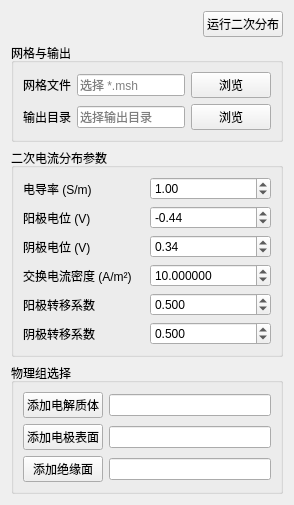
asd977/base_cae, file plugins/Base_PhysicalField/SecondaryCurrentDistributionWidget.ui: the form before one commit.
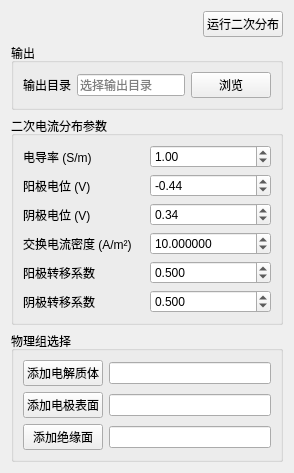
The form after the commit.

Commit message: Streamline current distribution setup without mesh input

The edit to the form file:
```diff
--- a/plugins/Base_PhysicalField/SecondaryCurrentDistributionWidget.ui
+++ b/plugins/Base_PhysicalField/SecondaryCurrentDistributionWidget.ui
@@ -33,45 +33,24 @@
    <item>
     <widget class="QGroupBox" name="meshGroupBox">
      <property name="title">
-      <string>网格与输出</string>
+      <string>输出</string>
      </property>
      <layout class="QGridLayout" name="meshLayout">
       <item row="0" column="0">
-       <widget class="QLabel" name="meshLabel">
-        <property name="text">
-         <string>网格文件</string>
-        </property>
-       </widget>
-      </item>
-      <item row="0" column="1">
-       <widget class="QLineEdit" name="meshPathLineEdit">
-        <property name="placeholderText">
-         <string>选择 *.msh</string>
-        </property>
-       </widget>
-      </item>
-      <item row="0" column="2">
-       <widget class="QPushButton" name="meshBrowsePushButton">
-        <property name="text">
-         <string>浏览</string>
-        </property>
-       </widget>
-      </item>
-      <item row="1" column="0">
        <widget class="QLabel" name="outputLabel">
         <property name="text">
          <string>输出目录</string>
         </property>
        </widget>
       </item>
-      <item row="1" column="1">
+      <item row="0" column="1">
        <widget class="QLineEdit" name="outputDirLineEdit">
         <property name="placeholderText">
          <string>选择输出目录</string>
         </property>
        </widget>
       </item>
-      <item row="1" column="2">
+      <item row="0" column="2">
        <widget class="QPushButton" name="outputBrowsePushButton">
         <property name="text">
          <string>浏览</string>
```
The commit also changes 12 other files.
